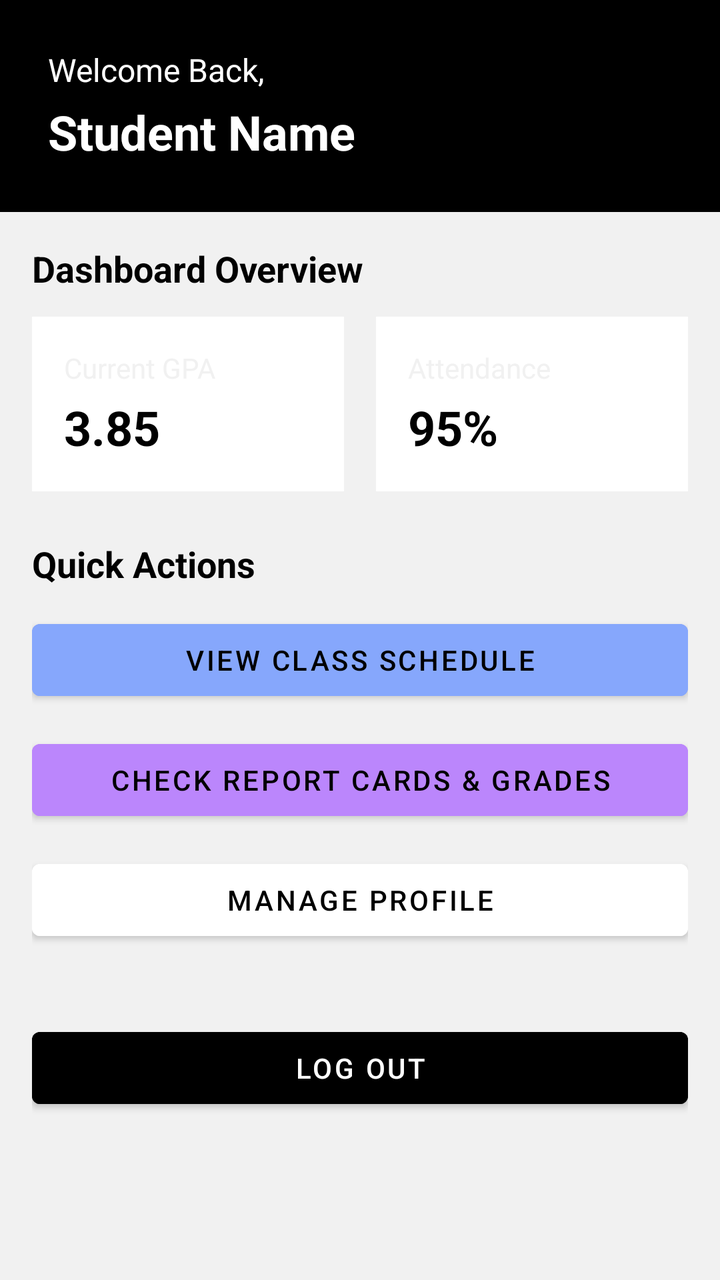
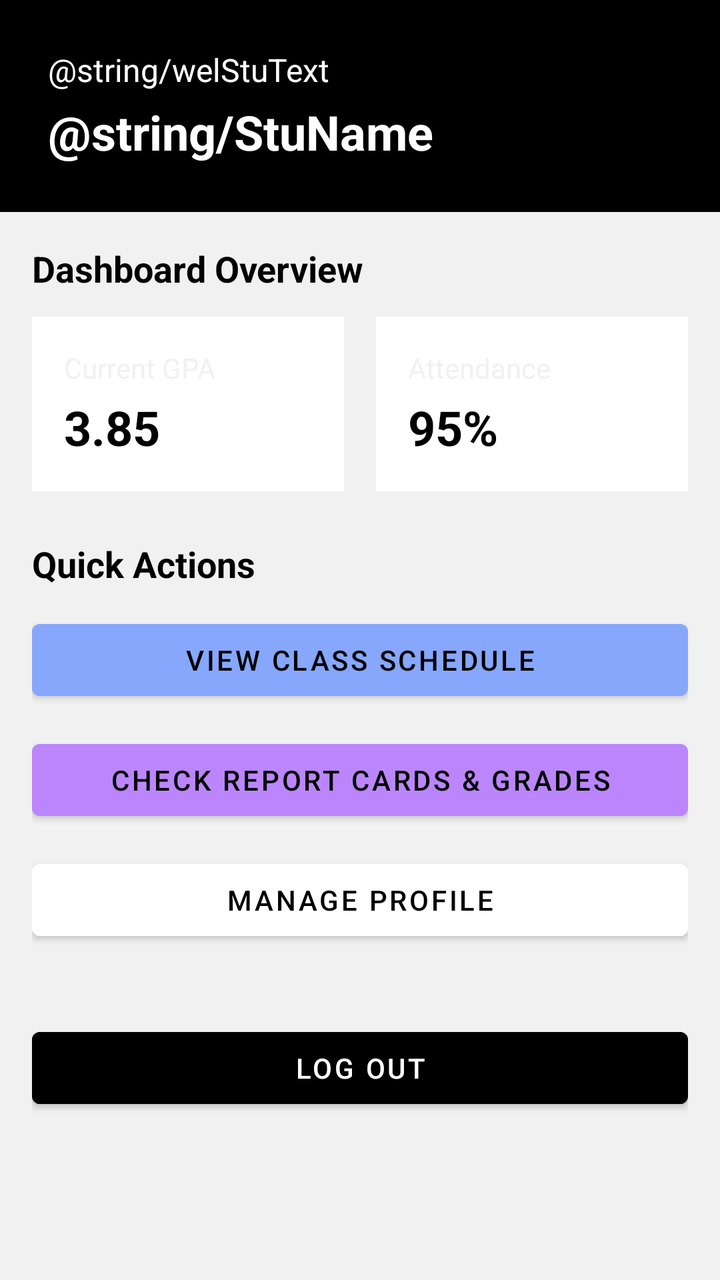

An Android layout rendered at two revisions. The XML below is the earlier revision; the diff shows what the commit changed to produce the second picture.
<!-- AndroidManifest.xml: application theme Theme.TeamBox_sk1 -->
<!-- res/layout/activity_stu_home.xml -->
<?xml version="1.0" encoding="utf-8"?>
<androidx.constraintlayout.widget.ConstraintLayout xmlns:android="http://schemas.android.com/apk/res/android"
    xmlns:app="http://schemas.android.com/apk/res-auto"
    xmlns:tools="http://schemas.android.com/tools"
    android:id="@+id/main"
    android:layout_width="match_parent"
    android:layout_height="match_parent"
    android:background="@color/light_gray"
    tools:context=".StuHomeActivity">

    
    <LinearLayout
        android:id="@+id/headerBar"
        android:layout_width="match_parent"
        android:layout_height="wrap_content"
        android:background="@color/black"
        android:orientation="vertical"
        android:padding="24dp"
        app:layout_getTop="toTopOf="
        app:layout_constraintEnd_toEndOf="parent"
        app:layout_constraintStart_toStartOf="parent"
        app:layout_constraintTop_toTopOf="parent">

        <TextView
            android:id="@+id/welcomeStudent"
            android:layout_width="wrap_content"
            android:layout_height="wrap_content"
            android:text="Welcome Back,"
            android:textColor="@color/white"
            android:textSize="16sp" />

        <TextView
            android:id="@+id/studentName"
            android:layout_width="wrap_content"
            android:layout_height="wrap_content"
            android:layout_marginTop="4dp"
            android:text="Student Name"
            android:textColor="@color/white"
            android:textSize="24sp"
            android:textStyle="bold" />
    </LinearLayout>

    <ScrollView
        android:layout_width="match_parent"
        android:layout_height="0dp"
        android:fillViewport="true"
        app:layout_constraintBottom_toBottomOf="parent"
        app:layout_constraintEnd_toEndOf="parent"
        app:layout_constraintStart_toStartOf="parent"
        app:layout_constraintTop_toBottomOf="@id/headerBar">

        <LinearLayout
            android:layout_width="match_parent"
            android:layout_height="wrap_content"
            android:orientation="vertical"
            android:padding="16dp">

            
            <TextView
                android:layout_width="match_parent"
                android:layout_height="wrap_content"
                android:text="Dashboard Overview"
                android:textColor="@color/black"
                android:textSize="18sp"
                android:textStyle="bold"
                android:layout_marginBottom="12dp"/>

            
            <LinearLayout
                android:layout_width="match_parent"
                android:layout_height="wrap_content"
                android:orientation="horizontal"
                android:weightSum="2"
                android:layout_marginBottom="24dp">

                
                <LinearLayout
                    android:layout_width="0dp"
                    android:layout_height="wrap_content"
                    android:layout_weight="1"
                    android:layout_marginEnd="8dp"
                    android:background="@color/white"
                    android:orientation="vertical"
                    android:padding="16dp">

                    <TextView
                        android:layout_width="wrap_content"
                        android:layout_height="wrap_content"
                        android:text="Current GPA"
                        android:textColor="@color/light_gray"
                        android:textSize="14sp" />

                    <TextView
                        android:id="@+id/tvGpa"
                        android:layout_width="wrap_content"
                        android:layout_height="wrap_content"
                        android:layout_marginTop="4dp"
                        android:text="3.85"
                        android:textColor="@color/black"
                        android:textSize="24sp"
                        android:textStyle="bold" />
                </LinearLayout>

                
                <LinearLayout
                    android:layout_width="0dp"
                    android:layout_height="wrap_content"
                    android:layout_weight="1"
                    android:layout_marginStart="8dp"
                    android:background="@color/white"
                    android:orientation="vertical"
                    android:padding="16dp">

                    <TextView
                        android:layout_width="wrap_content"
                        android:layout_height="wrap_content"
                        android:text="Attendance"
                        android:textColor="@color/light_gray"
                        android:textSize="14sp" />

                    <TextView
                        android:id="@+id/tvAttendance"
                        android:layout_width="wrap_content"
                        android:layout_height="wrap_content"
                        android:layout_marginTop="4dp"
                        android:text="95%"
                        android:textColor="@color/black"
                        android:textSize="24sp"
                        android:textStyle="bold" />
                </LinearLayout>
            </LinearLayout>

            
            <TextView
                android:layout_width="match_parent"
                android:layout_height="wrap_content"
                android:text="Quick Actions"
                android:textColor="@color/black"
                android:textSize="18sp"
                android:textStyle="bold"
                android:layout_marginBottom="12dp"/>

            <Button
                android:id="@+id/btnSchedule"
                android:layout_width="match_parent"
                android:layout_height="wrap_content"
                android:layout_marginBottom="12dp"
                android:backgroundTint="@color/blue_200"
                android:text="View Class Schedule"
                android:textColor="@color/black" />

            <Button
                android:id="@+id/btnGrades"
                android:layout_width="match_parent"
                android:layout_height="wrap_content"
                android:layout_marginBottom="12dp"
                android:backgroundTint="@color/purple_200"
                android:text="Check Report Cards &amp; Grades"
                android:textColor="@color/black" />

            <Button
                android:id="@+id/btnProfile"
                android:layout_width="match_parent"
                android:layout_height="wrap_content"
                android:layout_marginBottom="12dp"
                android:backgroundTint="@color/white"
                android:text="Manage Profile"
                android:textColor="@color/black" />

            <Button
                android:id="@+id/btnLogout"
                android:layout_width="match_parent"
                android:layout_height="wrap_content"
                android:layout_marginTop="24dp"
                android:backgroundTint="@color/black"
                android:text="Log Out"
                android:textColor="@color/white" />

        </LinearLayout>
    </ScrollView>

</androidx.constraintlayout.widget.ConstraintLayout>
<!-- resources referenced by this layout -->
<resources>
  <color name="black">#FF000000</color>
  <color name="blue_200">#86A7FC</color>
  <color name="light_gray">#f1f1f1</color>
  <color name="purple_200">#FFBB86FC</color>
  <color name="white">#FFFFFFFF</color>
  <style name="Theme.TeamBox_sk1" parent="Theme.MaterialComponents.DayNight.DarkActionBar">
          
          <item name="colorPrimary">@color/purple_500</item>
          <item name="colorPrimaryVariant">@color/purple_700</item>
          <item name="colorOnPrimary">@color/white</item>
          
          <item name="colorSecondary">@color/teal_200</item>
          <item name="colorSecondaryVariant">@color/teal_700</item>
          <item name="colorOnSecondary">@color/black</item>
          
          <item name="android:statusBarColor">?attr/colorPrimaryVariant</item>
          
      </style>
  <color name="purple_500">#FF6200EE</color>
  <color name="purple_700">#FF3700B3</color>
  <color name="teal_200">#FF03DAC5</color>
  <color name="teal_700">#FF018786</color>
</resources>

<!-- the commit's change to res/layout/activity_stu_home.xml (unified diff, before → after) -->
@@ -25,7 +25,7 @@
             android:id="@+id/welcomeStudent"
             android:layout_width="wrap_content"
             android:layout_height="wrap_content"
-            android:text="Welcome Back,"
+            android:text="@string/welStuText"
             android:textColor="@color/white"
             android:textSize="16sp" />
 
@@ -34,7 +34,7 @@
             android:layout_width="wrap_content"
             android:layout_height="wrap_content"
             android:layout_marginTop="4dp"
-            android:text="Student Name"
+            android:text="@string/StuName"
             android:textColor="@color/white"
             android:textSize="24sp"
             android:textStyle="bold" />
